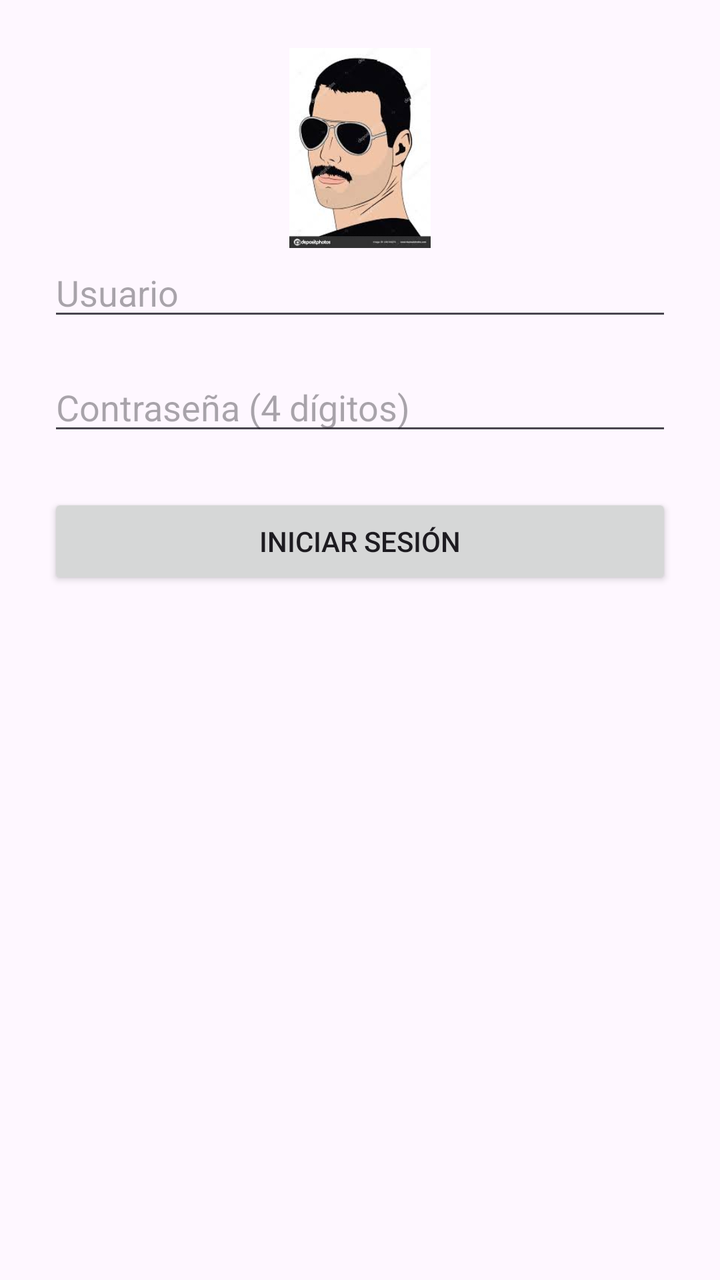
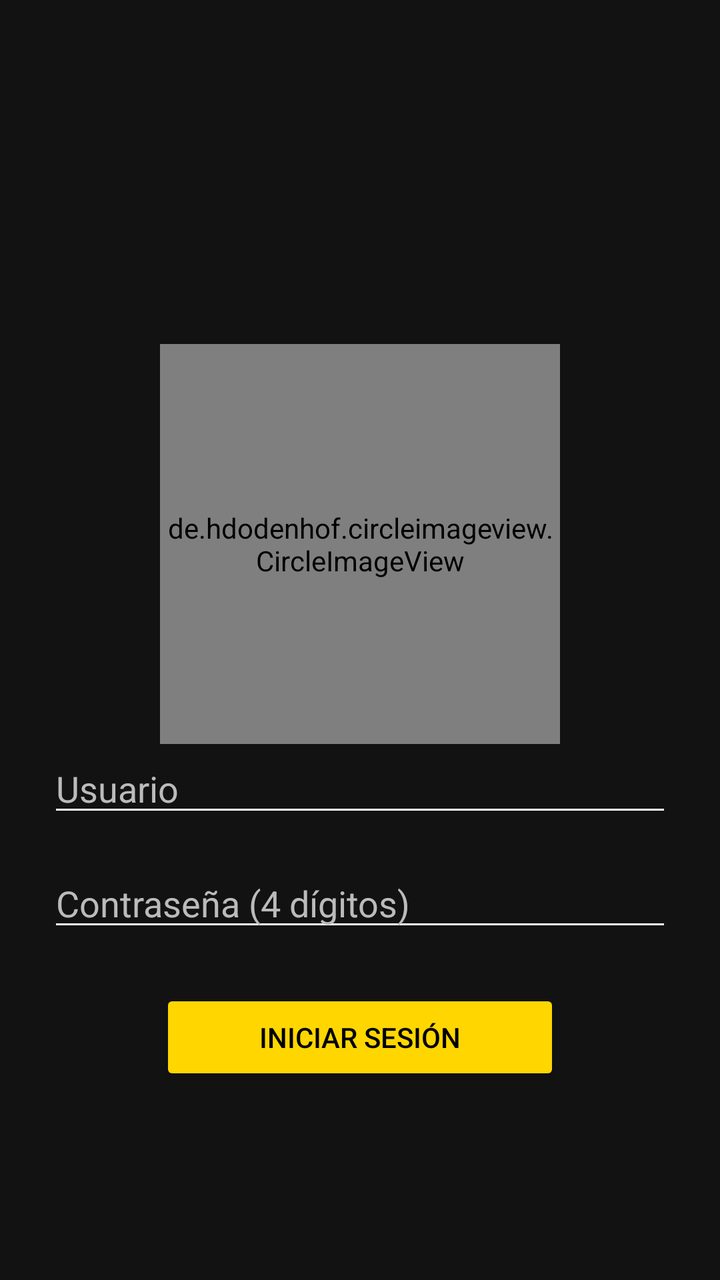

Two renders of the same Android screen: before a commit and after it. Below are the layout's source before the change and the commit's diff.
<!-- AndroidManifest.xml: activity theme Theme.NoteKeper -->
<!-- res/layout/activity_login.xml -->
<?xml version="1.0" encoding="utf-8"?>
<androidx.constraintlayout.widget.ConstraintLayout
    xmlns:android="http://schemas.android.com/apk/res/android"
    xmlns:app="http://schemas.android.com/apk/res-auto"
    android:layout_width="match_parent"
    android:layout_height="match_parent"
    android:padding="24dp">

    <ImageView
        android:id="@+id/userImage"
        android:layout_width="100dp"
        android:layout_height="100dp"
        android:src="@drawable/ic_user"
    app:layout_constraintTop_toTopOf="parent"
    app:layout_constraintBottom_toTopOf="@+id/etUsername"
    app:layout_constraintStart_toStartOf="parent"
    app:layout_constraintEnd_toEndOf="parent"
    android:layout_marginBottom="32dp"/>

    <EditText
        android:id="@+id/etUsername"
        android:layout_width="0dp"
        android:layout_height="wrap_content"
        android:hint="Usuario"
        android:inputType="textPersonName"
        app:layout_constraintTop_toBottomOf="@+id/userImage"
        app:layout_constraintStart_toStartOf="parent"
        app:layout_constraintEnd_toEndOf="parent"/>

    <EditText
        android:id="@+id/etPassword"
        android:layout_width="0dp"
        android:layout_height="wrap_content"
        android:hint="Contraseña (4 dígitos)"
        android:inputType="numberPassword"
        app:layout_constraintTop_toBottomOf="@+id/etUsername"
        app:layout_constraintStart_toStartOf="parent"
        app:layout_constraintEnd_toEndOf="parent"
        android:layout_marginTop="16dp"/>

    <Button
        android:id="@+id/btnLogin"
        android:layout_width="0dp"
        android:layout_height="wrap_content"
        android:text="Iniciar sesión"
        app:layout_constraintTop_toBottomOf="@+id/etPassword"
        app:layout_constraintStart_toStartOf="parent"
        app:layout_constraintEnd_toEndOf="parent"
        android:layout_marginTop="24dp"/>

</androidx.constraintlayout.widget.ConstraintLayout>
<!-- resources referenced by this layout -->
<resources>
  <!-- drawable ic_user: png bitmap (drawable, 58257 bytes) -->
  <style name="Theme.NoteKeper" parent="Base.Theme.NoteKeper" />
  <style name="Base.Theme.NoteKeper" parent="Theme.Material3.DayNight.NoActionBar">
          
          
      </style>
</resources>

<!-- the commit's change to res/layout/activity_login.xml (unified diff, before → after) -->
@@ -4,48 +4,68 @@
     xmlns:app="http://schemas.android.com/apk/res-auto"
     android:layout_width="match_parent"
     android:layout_height="match_parent"
+    android:background="#121212"
     android:padding="24dp">
 
-    <ImageView
+    
+    <androidx.constraintlayout.widget.Guideline
+        android:id="@+id/guideline"
+        android:layout_width="wrap_content"
+        android:layout_height="wrap_content"
+        android:orientation="horizontal"
+        app:layout_constraintGuide_percent="0.25" />
+
+    
+    <de.hdodenhof.circleimageview.CircleImageView
         android:id="@+id/userImage"
-        android:layout_width="100dp"
-        android:layout_height="100dp"
+        android:layout_width="200dp"
+        android:layout_height="200dp"
         android:src="@drawable/ic_user"
-    app:layout_constraintTop_toTopOf="parent"
-    app:layout_constraintBottom_toTopOf="@+id/etUsername"
-    app:layout_constraintStart_toStartOf="parent"
-    app:layout_constraintEnd_toEndOf="parent"
-    android:layout_marginBottom="32dp"/>
+        android:layout_marginBottom="24dp"
+        app:layout_constraintTop_toBottomOf="@id/guideline"
+        app:layout_constraintStart_toStartOf="parent"
+        app:layout_constraintEnd_toEndOf="parent" />
 
+    
     <EditText
         android:id="@+id/etUsername"
         android:layout_width="0dp"
         android:layout_height="wrap_content"
         android:hint="Usuario"
+        android:textColorHint="#BBBBBB"
+        android:textColor="#FFFFFF"
+        android:backgroundTint="#FFFFFF"
         android:inputType="textPersonName"
-        app:layout_constraintTop_toBottomOf="@+id/userImage"
+        app:layout_constraintTop_toBottomOf="@id/userImage"
         app:layout_constraintStart_toStartOf="parent"
-        app:layout_constraintEnd_toEndOf="parent"/>
+        app:layout_constraintEnd_toEndOf="parent" />
 
+    
     <EditText
         android:id="@+id/etPassword"
         android:layout_width="0dp"
         android:layout_height="wrap_content"
         android:hint="Contraseña (4 dígitos)"
+        android:textColorHint="#BBBBBB"
+        android:textColor="#FFFFFF"
+        android:backgroundTint="#FFFFFF"
         android:inputType="numberPassword"
-        app:layout_constraintTop_toBottomOf="@+id/etUsername"
+        app:layout_constraintTop_toBottomOf="@id/etUsername"
         app:layout_constraintStart_toStartOf="parent"
         app:layout_constraintEnd_toEndOf="parent"
-        android:layout_marginTop="16dp"/>
+        android:layout_marginTop="16dp" />
 
+    
     <Button
         android:id="@+id/btnLogin"
-        android:layout_width="0dp"
+        android:layout_width="200dp"
         android:layout_height="wrap_content"
         android:text="Iniciar sesión"
-        app:layout_constraintTop_toBottomOf="@+id/etPassword"
+        android:textColor="#000000"
+        android:backgroundTint="#FFD600"
+        app:layout_constraintTop_toBottomOf="@id/etPassword"
         app:layout_constraintStart_toStartOf="parent"
         app:layout_constraintEnd_toEndOf="parent"
-        android:layout_marginTop="24dp"/>
+        android:layout_marginTop="24dp" />
 
 </androidx.constraintlayout.widget.ConstraintLayout>
